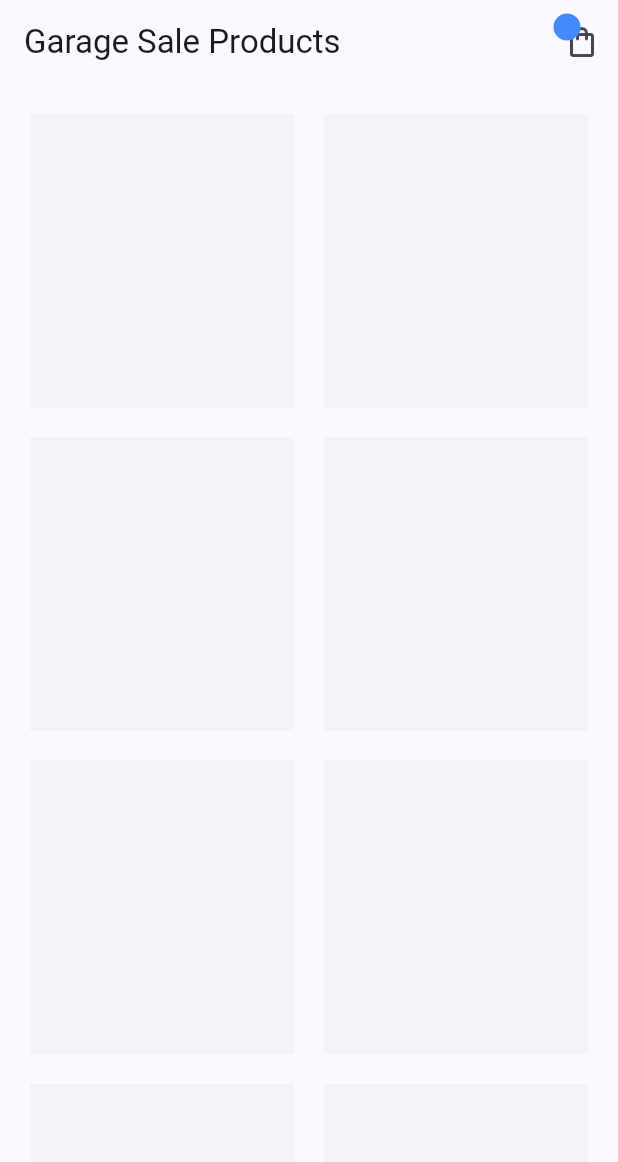
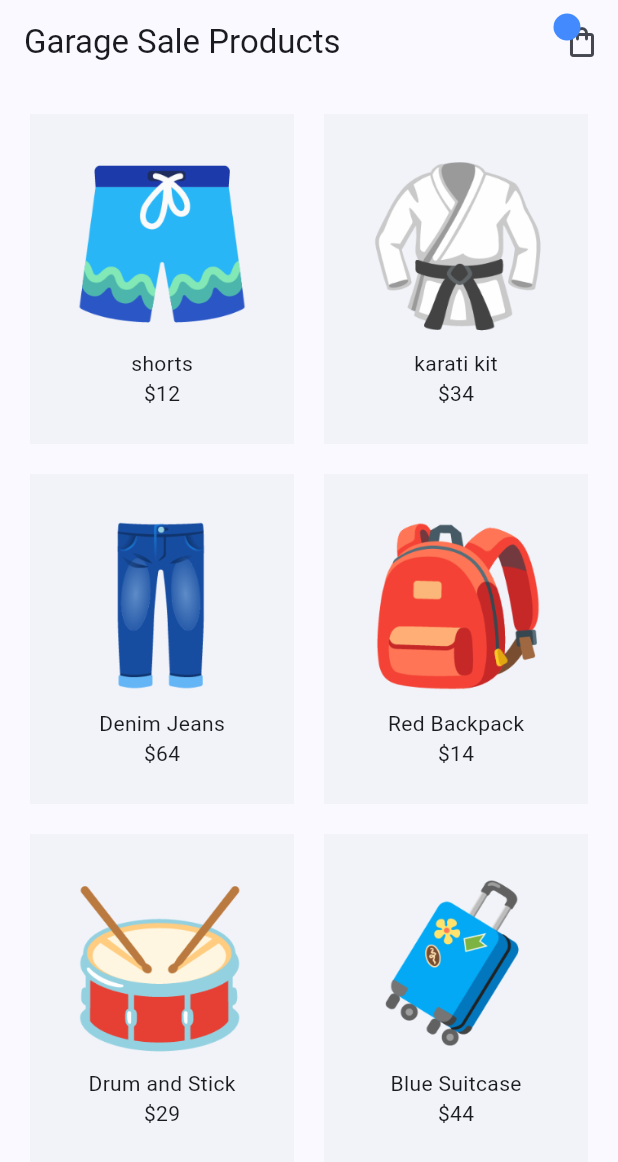
Before and after one commit to Andrew-Marfo/flutter-riverpod, a Flutter app: the screen it shows after launch, on a phone screen of 412 x 824 dp. Shown: the top 1162 px of the screen. Run offline on Flutter 3.47's test engine with Material 3 defaults, Android fonts, the light colour scheme and no system bars; our stand-ins replace flutter_riverpod.

Commit message:
consumed products in the homescreen to display them

```diff
--- a/lib/main.dart
+++ b/lib/main.dart
@@ -1,8 +1,9 @@
 import 'package:flutter/material.dart';
 import 'package:ecommerce_riverpod/screens/home/home_screen.dart';
+import 'package:flutter_riverpod/flutter_riverpod.dart';
 
 void main() {
-  runApp(const MyApp());
+  runApp(const ProviderScope(child: MyApp()));
 }
 
 class MyApp extends StatelessWidget {
--- a/lib/providers/products_provider.dart
+++ b/lib/providers/products_provider.dart
@@ -12,43 +12,43 @@ const List<Product> allProducts = [
     id: "2",
     title: "karati kit",
     price: 34,
-    image: "assests/products/karati.png",
+    image: "assets/products/karati.png",
   ),
   Product(
     id: "3",
     title: "Denim Jeans",
     price: 64,
-    image: "assests/products/jeans.png",
+    image: "assets/products/jeans.png",
   ),
   Product(
     id: "4",
     title: "Red Backpack",
     price: 14,
-    image: "assests/products/backpack.png",
+    image: "assets/products/backpack.png",
   ),
   Product(
     id: "5",
     title: "Drum and Stick",
     price: 29,
-    image: "assests/products/drum.png",
+    image: "assets/products/drum.png",
   ),
   Product(
     id: "6",
     title: "Blue Suitcase",
     price: 44,
-    image: "assests/products/suitcase.png",
+    image: "assets/products/suitcase.png",
   ),
   Product(
     id: "7",
     title: "Roller Skates",
     price: 52,
-    image: "assests/products/skates.png",
+    image: "assets/products/skates.png",
   ),
   Product(
     id: "8",
     title: "Electric Guitar",
     price: 79,
-    image: "assests/products/guitar.png",
+    image: "assets/products/guitar.png",
   ),
 ];
 
--- a/lib/screens/home/home_screen.dart
+++ b/lib/screens/home/home_screen.dart
@@ -1,11 +1,16 @@
+import 'package:ecommerce_riverpod/models/product.dart';
+import 'package:ecommerce_riverpod/providers/products_provider.dart';
 import 'package:flutter/material.dart';
 import 'package:ecommerce_riverpod/shared/cart_icon.dart';
+import 'package:flutter_riverpod/flutter_riverpod.dart';
 
-class HomeScreen extends StatelessWidget {
+class HomeScreen extends ConsumerWidget {
   const HomeScreen({super.key});
 
   @override
-  Widget build(BuildContext context) {
+  Widget build(BuildContext context, WidgetRef ref) {
+    final List<Product> products = ref.watch(productsProvider);
+
     return Scaffold(
       appBar: AppBar(
         title: const Text('Garage Sale Products'),
@@ -14,17 +19,24 @@ class HomeScreen extends StatelessWidget {
       body: Padding(
         padding: const EdgeInsets.all(20),
         child: GridView.builder(
-          itemCount: 8,
-          gridDelegate:const SliverGridDelegateWithFixedCrossAxisCount(
+          itemCount: products.length,
+          gridDelegate: const SliverGridDelegateWithFixedCrossAxisCount(
             crossAxisCount: 2,
             mainAxisSpacing: 20,
             crossAxisSpacing: 20,
-            childAspectRatio: 0.9,
+            childAspectRatio: 0.8,
           ),
-          itemBuilder:(context, index) {
+          itemBuilder: (context, index) {
             return Container(
               padding: const EdgeInsets.all(20),
               color: Colors.blueGrey.withOpacity(0.05),
+              child: Column(
+                children: [
+                  Image.asset(products[index].image),
+                  Text(products[index].title),
+                  Text("\$${products[index].price}"),
+                ],
+              ),
             );
           },
         ),
```
